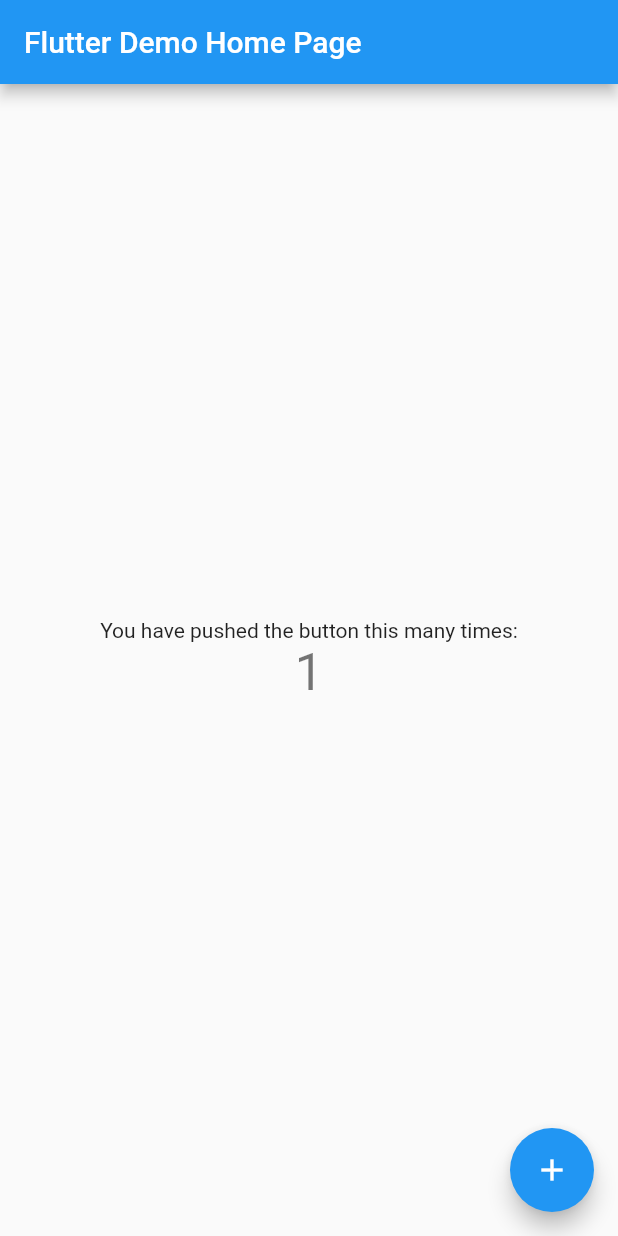
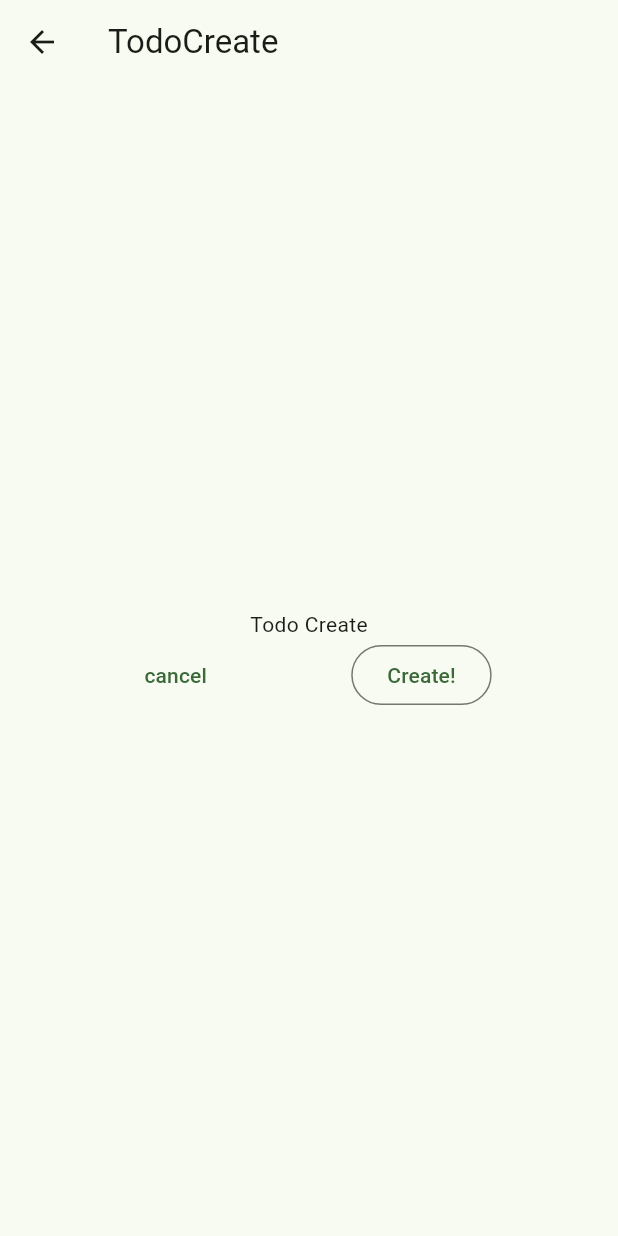
Before and after one commit to kktaro/dar3-example, a Flutter app: the screen it shows after launch, after a tap on the "add" icon, on a phone screen of 412 x 824 dp. Run offline on Flutter 3.47's test engine with Material 2 defaults, Android fonts, the phone set to English and light mode, and no system bars; our stand-ins replace flutter_riverpod, go_router, riverpod.

Commit message:
画面遷移を追加

```diff
--- /dev/null
+++ b/lib/app_router.dart
@@ -0,0 +1,36 @@
+import 'package:dart3_sample/const/app_theme.dart';
+import 'package:dart3_sample/feature/todo_create/todo_create_screen.dart';
+import 'package:dart3_sample/feature/todo_list/todo_list_screen.dart';
+import 'package:flutter/material.dart';
+import 'package:flutter_riverpod/flutter_riverpod.dart';
+import 'package:go_router/go_router.dart';
+
+class AppRouter extends ConsumerWidget {
+  const AppRouter({super.key});
+
+  @override
+  Widget build(BuildContext context, WidgetRef ref) {
+    return MaterialApp.router(
+      theme: ref.read(lightThemeProvider).theme,
+      darkTheme: ref.read(darkThemeProvider).theme,
+      routeInformationProvider: _router.routeInformationProvider,
+      routeInformationParser: _router.routeInformationParser,
+      routerDelegate: _router.routerDelegate,
+    );
+  }
+}
+
+final GoRouter _router = GoRouter(
+  routes: [
+    GoRoute(
+      path: '/',
+      builder: (context, state) => const TodoListScreen(),
+      routes: [
+        GoRoute(
+          path: 'create',
+          builder: (context, state) => const TodoCreateScreen(),
+        ),
+      ],
+    ),
+  ],
+);
--- /dev/null
+++ b/lib/const/app_theme.dart
@@ -0,0 +1,22 @@
+import 'package:flutter/material.dart';
+import 'package:riverpod/riverpod.dart';
+
+final lightThemeProvider = Provider<AppTheme>((_) => AppTheme.light());
+final darkThemeProvider = Provider<AppTheme>((_) => AppTheme.dark());
+
+class AppTheme {
+  late ThemeData theme;
+
+  AppTheme.light() : this._internal(Brightness.light);
+  AppTheme.dark() : this._internal(Brightness.dark);
+
+  AppTheme._internal(Brightness brightness) {
+    theme = _createTheme(brightness);
+  }
+
+  ThemeData _createTheme(Brightness brightness) => ThemeData(
+        brightness: brightness,
+        colorSchemeSeed: Colors.green,
+        useMaterial3: true,
+      );
+}
--- /dev/null
+++ b/lib/feature/todo_create/todo_create_screen.dart
@@ -0,0 +1,35 @@
+import 'package:flutter/material.dart';
+import 'package:flutter_riverpod/flutter_riverpod.dart';
+import 'package:go_router/go_router.dart';
+
+class TodoCreateScreen extends ConsumerWidget {
+  const TodoCreateScreen({super.key});
+
+  @override
+  Widget build(BuildContext context, WidgetRef ref) {
+    return Scaffold(
+      appBar: AppBar(
+        title: const Text('TodoCreate'),
+      ),
+      body: Column(
+        mainAxisAlignment: MainAxisAlignment.center,
+        children: [
+          const Text('Todo Create'),
+          Row(
+            mainAxisAlignment: MainAxisAlignment.spaceEvenly,
+            children: [
+              TextButton(
+                onPressed: () => context.go('/'),
+                child: const Text('cancel'),
+              ),
+              OutlinedButton(
+                onPressed: () => context.go('/'),
+                child: const Text('Create!'),
+              ),
+            ],
+          )
+        ],
+      ),
+    );
+  }
+}
--- /dev/null
+++ b/lib/feature/todo_list/todo_list_screen.dart
@@ -0,0 +1,23 @@
+import 'package:flutter/material.dart';
+import 'package:flutter_riverpod/flutter_riverpod.dart';
+import 'package:go_router/go_router.dart';
+
+class TodoListScreen extends ConsumerWidget {
+  const TodoListScreen({super.key});
+
+  @override
+  Widget build(BuildContext context, WidgetRef ref) {
+    return Scaffold(
+      appBar: AppBar(
+        title: const Text('TodoList'),
+      ),
+      body: const Center(
+        child: Text('Todo List'),
+      ),
+      floatingActionButton: FloatingActionButton(
+        onPressed: () => context.push('/create'),
+        child: const Icon(Icons.add),
+      ),
+    );
+  }
+}
--- a/lib/main.dart
+++ b/lib/main.dart
@@ -1,97 +1,8 @@
+import 'package:dart3_sample/app_router.dart';
 import 'package:flutter/material.dart';
+import 'package:flutter_riverpod/flutter_riverpod.dart';
 
-void main() {
-  runApp(const MyApp());
+void main() async {
+
+  runApp(const ProviderScope(child: AppRouter()));
 }
-
-class MyApp extends StatelessWidget {
-  const MyApp({super.key});
-
-  // This widget is the root of your application.
-  @override
-  Widget build(BuildContext context) {
-    return MaterialApp(
-      title: 'Flutter Demo',
-      theme: ThemeData(
-        primarySwatch: Colors.blue,
-      ),
-      home: const MyHomePage(title: 'Flutter Demo Home Page'),
-    );
-  }
-}
-
-class MyHomePage extends StatefulWidget {
-  const MyHomePage({super.key, required this.title});
-
-  final String title;
-
-  @override
-  State<MyHomePage> createState() => _MyHomePageState();
-}
-
-class _MyHomePageState extends State<MyHomePage> {
-  int _counter = 0;
-
-  void _incrementCounter() {
-    setState(() {
-      // This call to setState tells the Flutter framework that something has
-      // changed in this State, which causes it to rerun the build method below
-      // so that the display can reflect the updated values. If we changed
-      // _counter without calling setState(), then the build method would not be
-      // called again, and so nothing would appear to happen.
-      _counter++;
-    });
-  }
-
-  @override
-  Widget build(BuildContext context) {
-    // This method is rerun every time setState is called, for instance as done
-    // by the _incrementCounter method above.
-    //
-    // The Flutter framework has been optimized to make rerunning build methods
-    // fast, so that you can just rebuild anything that needs updating rather
-    // than having to individually change instances of widgets.
-    return Scaffold(
-      appBar: AppBar(
-        // Here we take the value from the MyHomePage object that was created by
-        // the App.build method, and use it to set our appbar title.
-        title: Text(widget.title),
-      ),
-      body: Center(
-        // Center is a layout widget. It takes a single child and positions it
-        // in the middle of the parent.
-        child: Column(
-          // Column is also a layout widget. It takes a list of children and
-          // arranges them vertically. By default, it sizes itself to fit its
-          // children horizontally, and tries to be as tall as its parent.
-          //
-          // Invoke "debug painting" (press "p" in the console, choose the
-          // "Toggle Debug Paint" action from the Flutter Inspector in Android
-          // Studio, or the "Toggle Debug Paint" command in Visual Studio Code)
-          // to see the wireframe for each widget.
-          //
-          // Column has various properties to control how it sizes itself and
-          // how it positions its children. Here we use mainAxisAlignment to
-          // center the children vertically; the main axis here is the vertical
-          // axis because Columns are vertical (the cross axis would be
-          // horizontal).
-          mainAxisAlignment: MainAxisAlignment.center,
-          children: <Widget>[
-            const Text(
-              'You have pushed the button this many times:',
-            ),
-            Text(
-              '$_counter',
-              style: Theme.of(context).textTheme.headlineMedium,
-            ),
-          ],
-        ),
-      ),
-      floatingActionButton: FloatingActionButton(
-        onPressed: _incrementCounter,
-        tooltip: 'Increment',
-        child: const Icon(Icons.add),
-      ), // This trailing comma makes auto-formatting nicer for build methods.
-    );
-  }
-}
```
Also changed, not shown: pubspec.yaml (+15 -66 lines), pubspec.lock, 1 other file.
